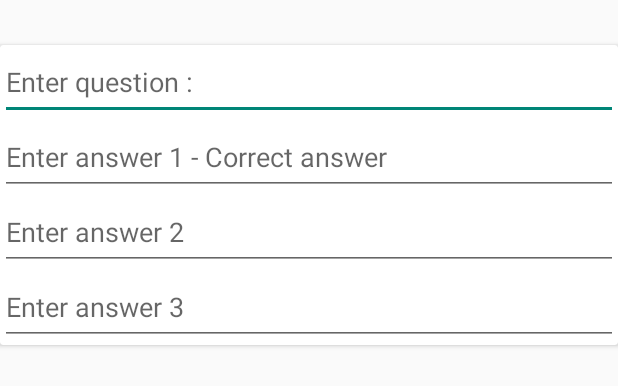
After one commit to gnart2k/QuizPracticeAndroid, an Android app: the layout each_question.xml on its own in the app's theme, with its tools: preview values and no code run, on a phone screen of 412 x 824 dp. The commit adds this screen. Shown: the top 386 px of the screen. Run offline under Robolectric (Android 15) with nearby library versions, the phone set to English and light mode, and no system bars.

Commit message:
edit add quiz layout and add each question layout

```diff
--- /dev/null
+++ b/app/src/main/res/layout/each_question.xml
@@ -0,0 +1,46 @@
+<?xml version="1.0" encoding="utf-8"?>
+<androidx.constraintlayout.widget.ConstraintLayout xmlns:android="http://schemas.android.com/apk/res/android"
+    xmlns:app="http://schemas.android.com/apk/res-auto"
+    xmlns:tools="http://schemas.android.com/tools"
+    android:layout_width="match_parent"
+    android:layout_height="match_parent">
+
+    <androidx.cardview.widget.CardView
+        android:layout_width="match_parent"
+        android:layout_height="wrap_content"
+        android:layout_marginTop="30dp"
+        app:layout_constraintEnd_toEndOf="parent"
+        app:layout_constraintHorizontal_bias="0.0"
+        app:layout_constraintStart_toStartOf="parent"
+        app:layout_constraintTop_toTopOf="parent">
+
+        <com.google.android.material.textfield.TextInputEditText
+            android:id="@+id/question_title"
+            android:layout_width="match_parent"
+            android:layout_height="50dp"
+            android:hint="Enter question : " />
+
+        <com.google.android.material.textfield.TextInputEditText
+            android:id="@+id/answer1_correct"
+            android:layout_width="match_parent"
+            android:layout_height="50dp"
+            android:layout_marginTop="50dp"
+            android:hint="Enter answer 1 - Correct answer" />
+
+        <com.google.android.material.textfield.TextInputEditText
+            android:id="@+id/answer2"
+            android:layout_width="match_parent"
+            android:layout_height="50dp"
+            android:layout_marginTop="100dp"
+            android:hint="Enter answer 2" />
+
+        <com.google.android.material.textfield.TextInputEditText
+            android:id="@+id/answer3"
+            android:layout_width="match_parent"
+            android:layout_height="50dp"
+            android:layout_marginTop="150dp"
+            android:hint="Enter answer 3" />
+
+    </androidx.cardview.widget.CardView>
+
+</androidx.constraintlayout.widget.ConstraintLayout>
--- a/app/src/main/res/layout/fragment_list.xml
+++ b/app/src/main/res/layout/fragment_list.xml
@@ -23,13 +23,13 @@
 
     <androidx.recyclerview.widget.RecyclerView
         android:id="@+id/listQuizRecyclerview"
-        android:layout_width="389dp"
+        android:layout_width="match_parent"
         android:layout_height="726dp"
         android:layout_marginStart="1dp"
         android:layout_marginTop="40dp"
         android:layout_marginEnd="1dp"
         app:layout_constraintEnd_toEndOf="parent"
-        app:layout_constraintHorizontal_bias="0.0"
+        app:layout_constraintHorizontal_bias="0.25"
         app:layout_constraintStart_toStartOf="parent"
         app:layout_constraintTop_toBottomOf="@+id/textView7" />
 
```
Also changed, not shown: app/src/main/java/com/example/quizpractice/views/AddQuestionFragment.java (added, +66 -0 lines), app/src/main/res/layout/fragment_add_question.xml (added, +11 -0 lines).
